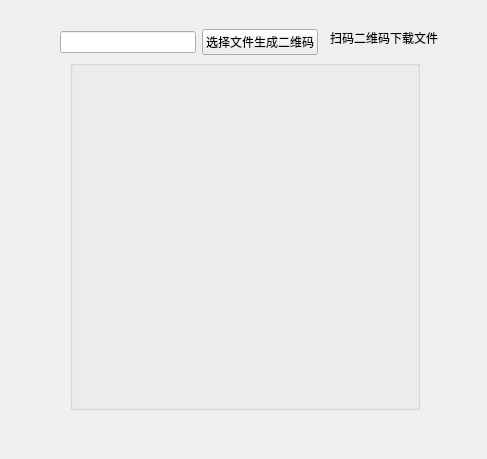
Before: the Qt Designer form websend.ui in qianqianjun/QinLinTransfer, drawn with Qt 5.
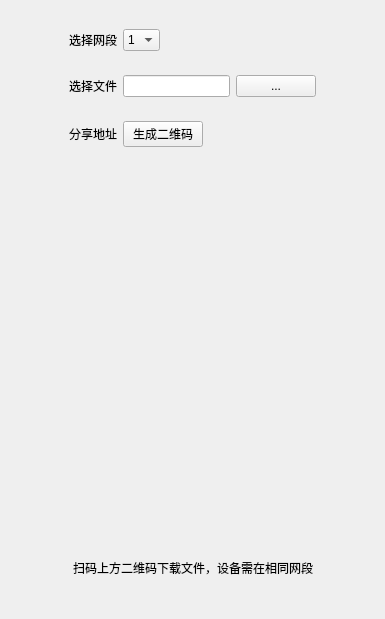
After: the same form once the commit is applied.

Commit message: 二维码界面

```diff
--- a/websend.ui
+++ b/websend.ui
@@ -6,64 +6,246 @@
    <rect>
     <x>0</x>
     <y>0</y>
-    <width>487</width>
-    <height>459</height>
+    <width>385</width>
+    <height>619</height>
    </rect>
   </property>
   <property name="windowTitle">
    <string>Form</string>
   </property>
-  <widget class="QWidget" name="widget" native="true">
-   <property name="geometry">
-    <rect>
-     <x>60</x>
-     <y>20</y>
-     <width>258</width>
-     <height>45</height>
-    </rect>
-   </property>
-   <layout class="QHBoxLayout" name="horizontalLayout">
-    <item>
-     <widget class="QLineEdit" name="lineEdit"/>
-    </item>
-    <item>
-     <widget class="QPushButton" name="pushButton">
-      <property name="text">
-       <string>选择文件生成二维码</string>
-      </property>
-     </widget>
-    </item>
-   </layout>
-  </widget>
-  <widget class="QGroupBox" name="groupBox">
-   <property name="geometry">
-    <rect>
-     <x>70</x>
-     <y>60</y>
-     <width>350</width>
-     <height>350</height>
-    </rect>
-   </property>
-   <property name="title">
-    <string/>
-   </property>
-   <property name="alignment">
-    <set>Qt::AlignCenter</set>
-   </property>
-  </widget>
-  <widget class="QLabel" name="label">
-   <property name="geometry">
-    <rect>
-     <x>330</x>
-     <y>30</y>
-     <width>141</width>
-     <height>16</height>
-    </rect>
-   </property>
-   <property name="text">
-    <string>扫码二维码下载文件</string>
-   </property>
-  </widget>
+  <layout class="QVBoxLayout" name="verticalLayout_2">
+   <item>
+    <widget class="QWidget" name="widget" native="true">
+     <layout class="QVBoxLayout" name="verticalLayout">
+      <item>
+       <widget class="QWidget" name="widget_3" native="true">
+        <layout class="QHBoxLayout" name="horizontalLayout_2">
+         <item>
+          <spacer name="horizontalSpacer_5">
+           <property name="orientation">
+            <enum>Qt::Horizontal</enum>
+           </property>
+           <property name="sizeType">
+            <enum>QSizePolicy::Fixed</enum>
+           </property>
+           <property name="sizeHint" stdset="0">
+            <size>
+             <width>40</width>
+             <height>20</height>
+            </size>
+           </property>
+          </spacer>
+         </item>
+         <item>
+          <widget class="QLabel" name="label">
+           <property name="text">
+            <string>选择网段</string>
+           </property>
+          </widget>
+         </item>
+         <item>
+          <widget class="QComboBox" name="comboBox">
+           <item>
+            <property name="text">
+             <string>1</string>
+            </property>
+           </item>
+           <item>
+            <property name="text">
+             <string>2</string>
+            </property>
+           </item>
+          </widget>
+         </item>
+         <item>
+          <spacer name="horizontalSpacer">
+           <property name="orientation">
+            <enum>Qt::Horizontal</enum>
+           </property>
+           <property name="sizeHint" stdset="0">
+            <size>
+             <width>40</width>
+             <height>20</height>
+            </size>
+           </property>
+          </spacer>
+         </item>
+         <item>
+          <spacer name="horizontalSpacer_8">
+           <property name="orientation">
+            <enum>Qt::Horizontal</enum>
+           </property>
+           <property name="sizeHint" stdset="0">
+            <size>
+             <width>40</width>
+             <height>20</height>
+            </size>
+           </property>
+          </spacer>
+         </item>
+        </layout>
+       </widget>
+      </item>
+      <item>
+       <widget class="QWidget" name="widget_2" native="true">
+        <layout class="QHBoxLayout" name="horizontalLayout">
+         <item>
+          <spacer name="horizontalSpacer_6">
+           <property name="orientation">
+            <enum>Qt::Horizontal</enum>
+           </property>
+           <property name="sizeType">
+            <enum>QSizePolicy::Fixed</enum>
+           </property>
+           <property name="sizeHint" stdset="0">
+            <size>
+             <width>40</width>
+             <height>20</height>
+            </size>
+           </property>
+          </spacer>
+         </item>
+         <item>
+          <widget class="QLabel" name="label_2">
+           <property name="text">
+            <string>选择文件</string>
+           </property>
+          </widget>
+         </item>
+         <item>
+          <widget class="QLineEdit" name="lineEdit"/>
+         </item>
+         <item>
+          <widget class="QPushButton" name="pushButton">
+           <property name="text">
+            <string>...</string>
+           </property>
+          </widget>
+         </item>
+         <item>
+          <spacer name="horizontalSpacer_9">
+           <property name="orientation">
+            <enum>Qt::Horizontal</enum>
+           </property>
+           <property name="sizeHint" stdset="0">
+            <size>
+             <width>40</width>
+             <height>20</height>
+            </size>
+           </property>
+          </spacer>
+         </item>
+        </layout>
+       </widget>
+      </item>
+      <item>
+       <widget class="QWidget" name="widget_4" native="true">
+        <layout class="QHBoxLayout" name="horizontalLayout_3">
+         <item>
+          <spacer name="horizontalSpacer_7">
+           <property name="orientation">
+            <enum>Qt::Horizontal</enum>
+           </property>
+           <property name="sizeType">
+            <enum>QSizePolicy::Fixed</enum>
+           </property>
+           <property name="sizeHint" stdset="0">
+            <size>
+             <width>40</width>
+             <height>20</height>
+            </size>
+           </property>
+          </spacer>
+         </item>
+         <item>
+          <widget class="QLabel" name="label_3">
+           <property name="text">
+            <string>分享地址</string>
+           </property>
+          </widget>
+         </item>
+         <item>
+          <widget class="QPushButton" name="pushButton_2">
+           <property name="text">
+            <string>生成二维码</string>
+           </property>
+          </widget>
+         </item>
+         <item>
+          <spacer name="horizontalSpacer_10">
+           <property name="orientation">
+            <enum>Qt::Horizontal</enum>
+           </property>
+           <property name="sizeHint" stdset="0">
+            <size>
+             <width>40</width>
+             <height>20</height>
+            </size>
+           </property>
+          </spacer>
+         </item>
+        </layout>
+       </widget>
+      </item>
+     </layout>
+    </widget>
+   </item>
+   <item>
+    <widget class="QWidget" name="qrcode_area" native="true">
+     <property name="sizePolicy">
+      <sizepolicy hsizetype="Preferred" vsizetype="Fixed">
+       <horstretch>0</horstretch>
+       <verstretch>0</verstretch>
+      </sizepolicy>
+     </property>
+     <property name="minimumSize">
+      <size>
+       <width>0</width>
+       <height>350</height>
+      </size>
+     </property>
+    </widget>
+   </item>
+   <item>
+    <widget class="QWidget" name="widget_5" native="true">
+     <layout class="QHBoxLayout" name="horizontalLayout_4">
+      <item>
+       <spacer name="horizontalSpacer_3">
+        <property name="orientation">
+         <enum>Qt::Horizontal</enum>
+        </property>
+        <property name="sizeHint" stdset="0">
+         <size>
+          <width>40</width>
+          <height>20</height>
+         </size>
+        </property>
+       </spacer>
+      </item>
+      <item>
+       <widget class="QLabel" name="label_4">
+        <property name="text">
+         <string>扫码上方二维码下载文件，设备需在相同网段</string>
+        </property>
+       </widget>
+      </item>
+      <item>
+       <spacer name="horizontalSpacer_4">
+        <property name="orientation">
+         <enum>Qt::Horizontal</enum>
+        </property>
+        <property name="sizeHint" stdset="0">
+         <size>
+          <width>40</width>
+          <height>20</height>
+         </size>
+        </property>
+       </spacer>
+      </item>
+     </layout>
+    </widget>
+   </item>
+  </layout>
  </widget>
  <resources/>
  <connections/>
```
The commit also changes 15 other files.
